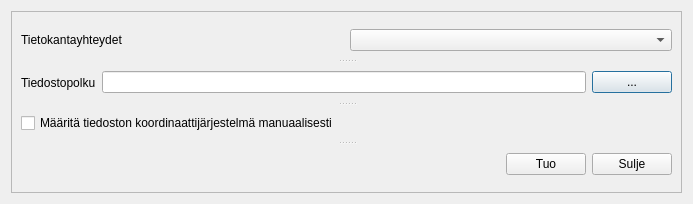
Old version of the form infrao/resources/ui/import.ui in the repository GispoCoding/infrao-plugin.
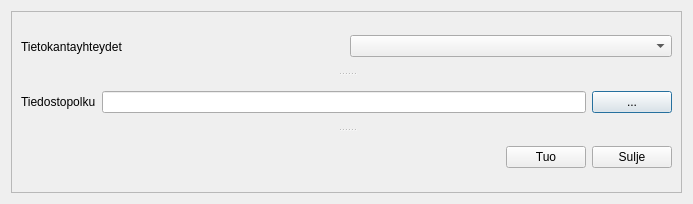
New version of the form. Custom widgets are drawn as their Qt base class.

Patch:
```diff
--- a/infrao/resources/ui/import.ui
+++ b/infrao/resources/ui/import.ui
@@ -40,7 +40,7 @@
          <property name="orientation">
           <enum>Qt::Vertical</enum>
          </property>
-         <widget class="QWidget" name="">
+         <widget class="QWidget" name="layoutWidget">
           <layout class="QHBoxLayout" name="horizontalLayout_2">
            <item>
             <widget class="QLabel" name="label">
@@ -54,7 +54,7 @@
            </item>
           </layout>
          </widget>
-         <widget class="QWidget" name="">
+         <widget class="QWidget" name="layoutWidget">
           <layout class="QHBoxLayout" name="horizontalLayout">
            <item>
             <widget class="QLabel" name="label_2">
@@ -79,21 +79,7 @@
            </item>
           </layout>
          </widget>
-         <widget class="QWidget" name="">
-          <layout class="QHBoxLayout" name="horizontalLayout_4">
-           <item>
-            <widget class="QCheckBox" name="srsCheckBox">
-             <property name="text">
-              <string>Määritä tiedoston koordinaattijärjestelmä manuaalisesti</string>
-             </property>
-            </widget>
-           </item>
-           <item>
-            <widget class="QgsProjectionSelectionWidget" name="srsSelect"/>
-           </item>
-          </layout>
-         </widget>
-         <widget class="QWidget" name="">
+         <widget class="QWidget" name="layoutWidget">
           <layout class="QHBoxLayout" name="horizontalLayout_3">
            <item>
             <spacer name="horizontalSpacer">
@@ -138,11 +124,6 @@
    <extends>QLineEdit</extends>
    <header>qgsfilterlineedit.h</header>
   </customwidget>
-  <customwidget>
-   <class>QgsProjectionSelectionWidget</class>
-   <extends>QWidget</extends>
-   <header>qgsprojectionselectionwidget.h</header>
-  </customwidget>
  </customwidgets>
  <resources/>
  <connections/>
```
